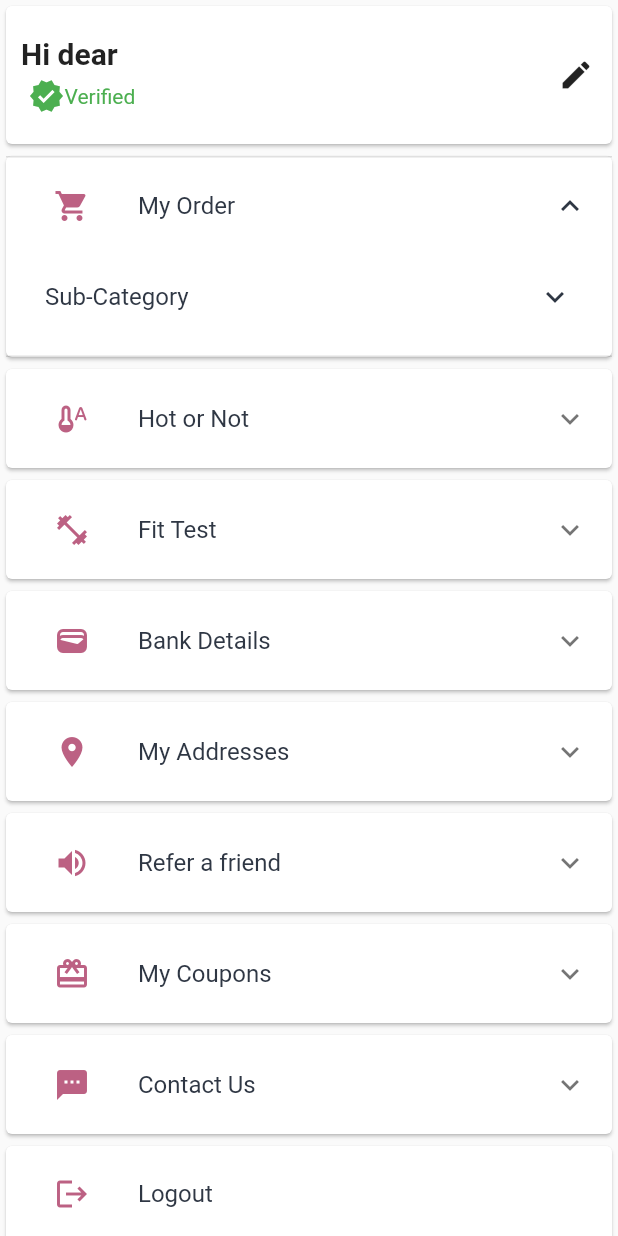
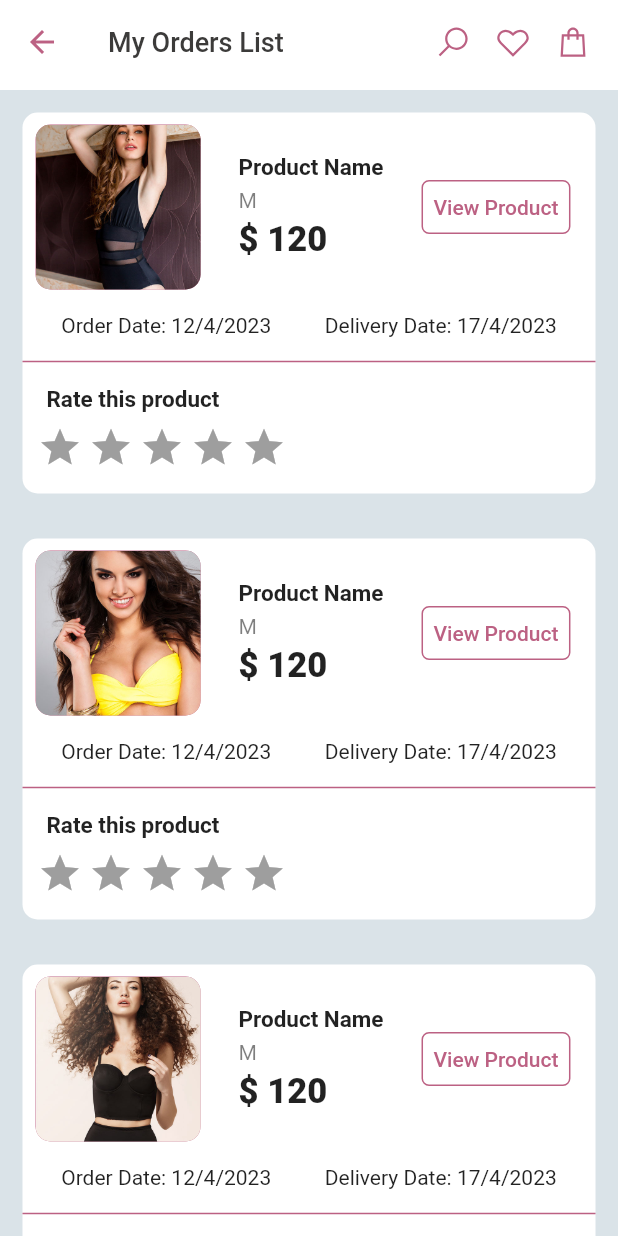
Before and after one commit to Sudipta3rare/bare_design, a Flutter app: the AccountPage screen opened directly, after a tap on "My Order", on a phone screen of 412 x 824 dp. Run offline on Flutter 3.47's test engine with Material 2 defaults, Android fonts, the phone set to English and light mode, and no system bars; drawn by our look-alikes of flutter_rating_bar; our stand-ins replace carousel_slider, device_info_plus, dio, email_validator, get, get_storage and 3 more; missing offline and left inert: bottom_bar_matu; accounts and stored records are empty.

```diff
--- /dev/null
+++ b/lib/controllers/my_orders_controller.dart
@@ -0,0 +1,29 @@
+import 'package:get/get.dart';
+
+import '../models/product_list_model.dart';
+
+class MyOrderController extends GetxController{
+  static MyOrderController to = Get.find();
+  List myOrdersList = <ProductListModel>[
+    ProductListModel(
+        productId: "1",
+        productImage: "assets/pr1.jpg",
+        productName: "Product Name",
+        productPrice: "120"
+    ),    ProductListModel(
+        productId: "2",
+        productImage: "assets/pr2.jpg",
+        productName: "Product Name",
+        productPrice: "120"
+    ),    ProductListModel(
+        productId: "3",
+        productImage: "assets/pr3.jpg",
+        productName: "Product Name",
+        productPrice: "120"
+    ),
+  ];
+
+  String getCurrentSize(){
+    return "M";
+  }
+}
--- a/lib/main.dart
+++ b/lib/main.dart
@@ -6,6 +6,7 @@ import 'package:bare_design/controllers/wishlist_controller.dart';
 import 'package:flutter/material.dart';
 import 'package:get/get.dart';
 import 'package:get_storage/get_storage.dart';
+import 'controllers/my_orders_controller.dart';
 import 'controllers/product_list_controller.dart';
 import 'controllers/welcome_controller.dart';
 import 'launchers/mainApp.dart';
@@ -22,6 +23,7 @@ void _initController(){
   Get.put<CartController>(CartController());
   Get.put<CategoryController>(CategoryController());
   Get.put<WishlistController>(WishlistController());
+  Get.put<MyOrderController>(MyOrderController());
   Get.put<AccountController>(AccountController(),);
   // Get.lazyPut<AuthController>(() => AuthController(), fenix: true);
 }
--- /dev/null
+++ b/lib/views/ui/checkout_module/myOrders_page.dart
@@ -0,0 +1,134 @@
+import 'package:bare_design/controllers/my_orders_controller.dart';
+import 'package:bare_design/utils/appColors.dart';
+import 'package:bare_design/views/components/applicaiton_bar.dart';
+import 'package:flutter/material.dart';
+import 'package:flutter_rating_bar/flutter_rating_bar.dart';
+import 'package:get/get.dart';
+
+import '../../../models/product_list_model.dart';
+import '../../../utils/apptheme.dart';
+import '../../../utils/themes.dart';
+import '../cart&wishlist_module/widgets/cart&wishllist_widgets.dart';
+import '../product_module/single_product_page.dart';
+
+
+class MyOrdersPage extends StatelessWidget {
+  const MyOrdersPage({super.key});
+
+  @override
+  Widget build(BuildContext context) {
+    return Scaffold(
+      backgroundColor: AppColors.scaffoldColor,
+      appBar: ApplicationBar(
+        title: "My Orders List",
+        leading: BackButton(
+          color: AppColors.buttonColor,
+          onPressed: (){
+            Get.back();
+          },
+        ),
+      ),
+
+      body: _showBody(context),
+    );
+  }
+
+Widget _showBody(context){
+    return CustomScrollView(
+      slivers: [
+        orderList()
+      ],
+    );
+}
+  Widget orderList() {
+    return
+      GetBuilder<MyOrderController>(
+          builder: (controller) {
+            return SliverList(delegate: SliverChildBuilderDelegate(
+              childCount: controller.myOrdersList.length,
+                  (context, index) {
+                print(controller.myOrdersList.length);
+                ProductListModel product = controller.myOrdersList[index];
+                return Container(
+                  width: double.infinity,
+                  margin: const EdgeInsets.all(15),
+                  // padding: const EdgeInsets.all(15),
+                  decoration: BoxDecoration(
+                    color: AppColors.primaryColor,
+                    borderRadius: BorderRadius.circular(10),
+                  ),
+                  child: Column(
+                    mainAxisAlignment: MainAxisAlignment.start,
+                    crossAxisAlignment: CrossAxisAlignment.start,
+                    children: [
+                      Row(
+                        mainAxisAlignment: MainAxisAlignment.spaceAround,
+                        // spacing: 8,
+                        // runSpacing: 8,
+                        // crossAxisAlignment: WrapCrossAlignment.center,
+                        // alignment: WrapAlignment.spaceEvenly,
+                        children: [
+                          CartTile().tileImage(context, product),
+                          CartTile().tileProductInfo( context,  product, controller),
+
+                          Container(
+                            margin: EdgeInsets.only(left:8, right: 8),
+
+                            child: TextButton(onPressed: (){
+                              Get.to(SingleProductPage(product: product));
+                            }, child: Text("View Product")
+                              , style: AppThemes.secondaryButtonStyle,),
+                          ),
+                        ],
+                      ),
+                      Padding(
+                        padding: const EdgeInsets.all(8.0),
+                        child: Row(
+                          mainAxisAlignment: MainAxisAlignment.spaceAround,
+                          children: [                        Text("Order Date: 12/4/2023"),
+
+                            Text("Delivery Date: 17/4/2023"),
+
+                          ],
+
+                        ),
+                      ),
+                      Divider(thickness: 1,color: AppColors.buttonColor,),
+
+                      Padding(
+                        padding: const EdgeInsets.only( bottom: 16.0,
+                        left: 8.0),
+                        child: Column(
+                          crossAxisAlignment: CrossAxisAlignment.start,
+                          mainAxisAlignment: MainAxisAlignment.start,
+                          children: [
+                            Padding(
+                              padding: const EdgeInsets.all(8.0),
+                              child: Text("Rate this product", style: Styles().h4TextStyle(),),
+                            ),
+                            RatingBar.builder(
+                              initialRating: 0,
+                              minRating: 0,
+                              direction: Axis.horizontal,
+                              itemCount: 5,
+                              itemSize: 30,
+                              itemPadding: EdgeInsets.symmetric(horizontal: 2),
+                              itemBuilder: (context, _) => Icon(Icons.star,color:  Colors.amber),
+                              onRatingUpdate: (index){
+                                controller.update();
+                              },
+                            ),
+                            // Text("Only Customer who have order the product can rate", style: Styles().p2TextStyle(color: AppColors.buttonColor),),
+                          ],
+                        ),
+                      )
+
+                    ],
+                  ),
+                );
+              },));
+
+          }
+      );
+  }
+}
--- a/lib/views/ui/home_module/pages/account_page.dart
+++ b/lib/views/ui/home_module/pages/account_page.dart
@@ -1,4 +1,5 @@
 import 'package:bare_design/controllers/account_controller.dart';
+import 'package:bare_design/views/ui/checkout_module/myOrders_page.dart';
 import 'package:flutter/material.dart';
 import 'package:get/get.dart';
 import 'package:get/get_core/src/get_main.dart';
@@ -75,8 +76,11 @@ class _AccountPageState extends State<AccountPage> {
           ),
         ),
         Card(
-          child: ExpansionTile(
-            title: const ListTile(
+          child:GestureDetector(
+            onTap: (){
+              Get.to(MyOrdersPage());
+            },
+            child: ListTile(
               leading: Icon(Icons.shopping_cart, color: AppColors.buttonColor),
               title: Text(
                 "My Order",
@@ -84,37 +88,8 @@ class _AccountPageState extends State<AccountPage> {
                   color: AppColors.paragraphColor,
                 ),
               ),
+              trailing: Icon(Icons.arrow_right, color: AppColors.buttonColor,),
             ),
-            textColor: AppColors.paragraphColor,
-            collapsedTextColor: AppColors.paragraphColor,
-            iconColor: AppColors.paragraphColor,
-            childrenPadding: const EdgeInsets.fromLTRB(10, 0, 10, 10),
-            children: [
-              ExpansionTile(
-                title: const Text("Sub-Category"),
-                textColor: AppColors.paragraphColor,
-                backgroundColor: AppColors.scaffoldColor,
-                collapsedTextColor: AppColors.paragraphColor,
-                iconColor: AppColors.paragraphColor,
-                collapsedIconColor: AppColors.paragraphColor,
-                children: [
-                  Padding(
-                    padding: const EdgeInsets.symmetric(vertical: 8.0),
-                    child: GestureDetector(
-                      onTap: () {
-                        Get.toNamed('/productList');
-                      },
-                      child: Text(
-                        "Product Type",
-                        style: Styles().p2TextStyle(
-                          color: AppColors.accentColor,
-                        ),
-                      ),
-                    ),
-                  ),
-                ],
-              ),
-            ],
           ),
         ),
         Card(
```
Also changed, not shown: lib/views/ui/checkout_module/checkout_page.dart (indentation only).
